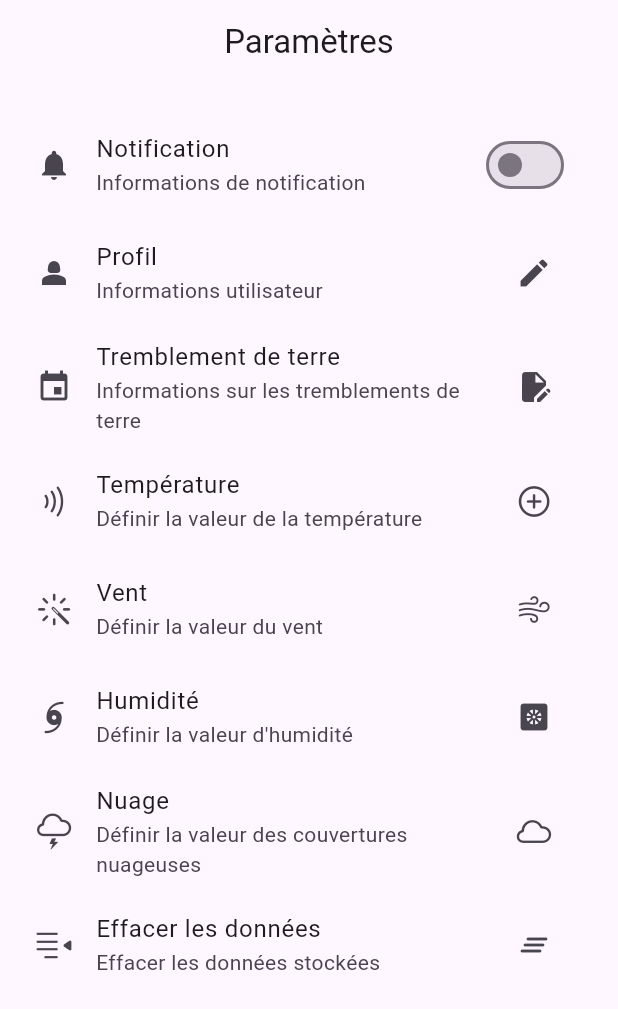
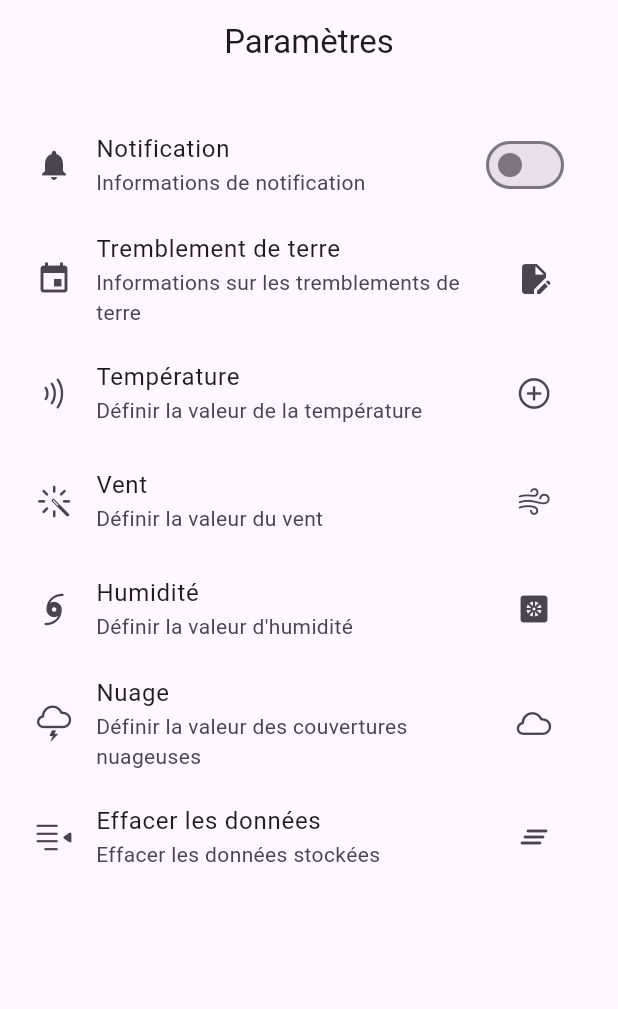
Before and after one commit to MehdiHamiche/Meteo_Evenements_Extremes, a Flutter app: the Profil screen opened directly, on a phone screen of 412 x 824 dp. Shown: the top 1009 px of the screen. Run offline on Flutter 3.47's test engine with Material 3 defaults, Android fonts, the light colour scheme and no system bars; our stand-ins replace country_code_picker, firebase_auth, firebase_core, flutter_local_notifications, geolocator, google_fonts and 2 more; missing offline and left inert: android_alarm_manager_plus, workmanager; accounts and stored records are empty.

Commit message:
Dernier commit

```diff
--- a/lib/App/view/dashboard/infoSeisme.dart
+++ b/lib/App/view/dashboard/infoSeisme.dart
@@ -3,7 +3,6 @@ import 'dart:convert';
 import 'package:flutter/material.dart';
 import 'package:http/http.dart' as http;
 
-import '../../model/donneesSeisme.dart';
 
 // La classe InfoSeisme est un StatefulWidget qui de gérer les informations sismologiques dans l'écran de Profil
 // InfoSeisme responsable de l'interaction avec l'API séisme pour récupérer les données.
--- a/lib/App/view/dashboard/profil.dart
+++ b/lib/App/view/dashboard/profil.dart
@@ -46,14 +46,6 @@ class _ProfilState extends State<Profil> {
                     });
                   },
                 ),
-              ),
-
-              // Paramètre du profil avec une icône d'édition
-              ListTile(
-                leading: const Icon(Icons.person_2),
-                title: const Text("Profil"),
-                subtitle: const Text("Informations utilisateur"),
-                trailing:IconButton(onPressed: () {  }, icon: const Icon(Icons.edit),) ,
               ),
 
               // Paramètre des tremblements de terre avec une icône d'édition
--- a/lib/App/view/dashboard/recherche.dart
+++ b/lib/App/view/dashboard/recherche.dart
@@ -3,7 +3,7 @@ import 'package:flutter/material.dart';
 import 'package:google_fonts/google_fonts.dart';
 import 'package:provider/provider.dart';
 import 'package:weather/App/controller/meteoController.dart';
-import 'package:weather/App/model/donneesMeteoVille.dart';
+
 
 // La classe Temperature est un StatefulWidget qui représente l'écran de Recherche
 class Recherche extends StatefulWidget {
--- a/lib/App/view/dashboard/temperature.dart
+++ b/lib/App/view/dashboard/temperature.dart
@@ -1,7 +1,5 @@
 import 'package:flutter/material.dart';
 import 'package:google_fonts/google_fonts.dart';
-import 'package:shared_preferences/shared_preferences.dart';
-
 import '../../utils/preferencesPartagees.dart';
 
 // La classe Temperature est un StatefulWidget qui permet la saisie de la température dans l'écran de Profil
```
Also changed, not shown: lib/App/controller/meteoController.dart (+0 -30 lines), lib/App/view/dashboard/accueil.dart (+9 -14 lines), lib/App/view/splash/interfaceChargement.dart (+0 -9 lines), lib/main.dart (+3 -58 lines).
